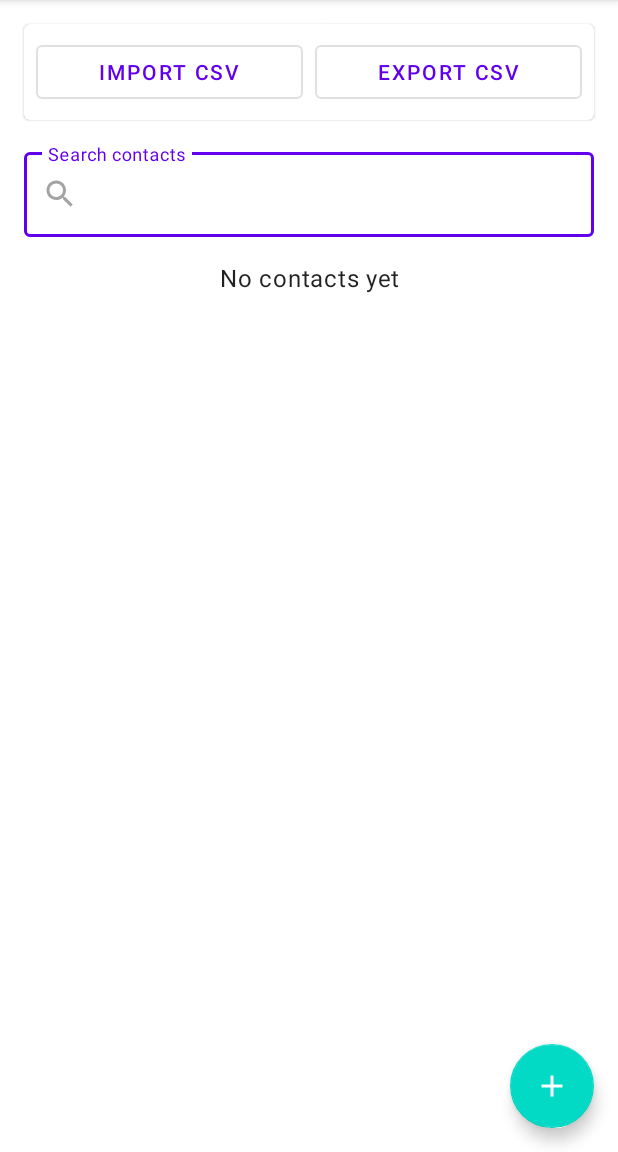
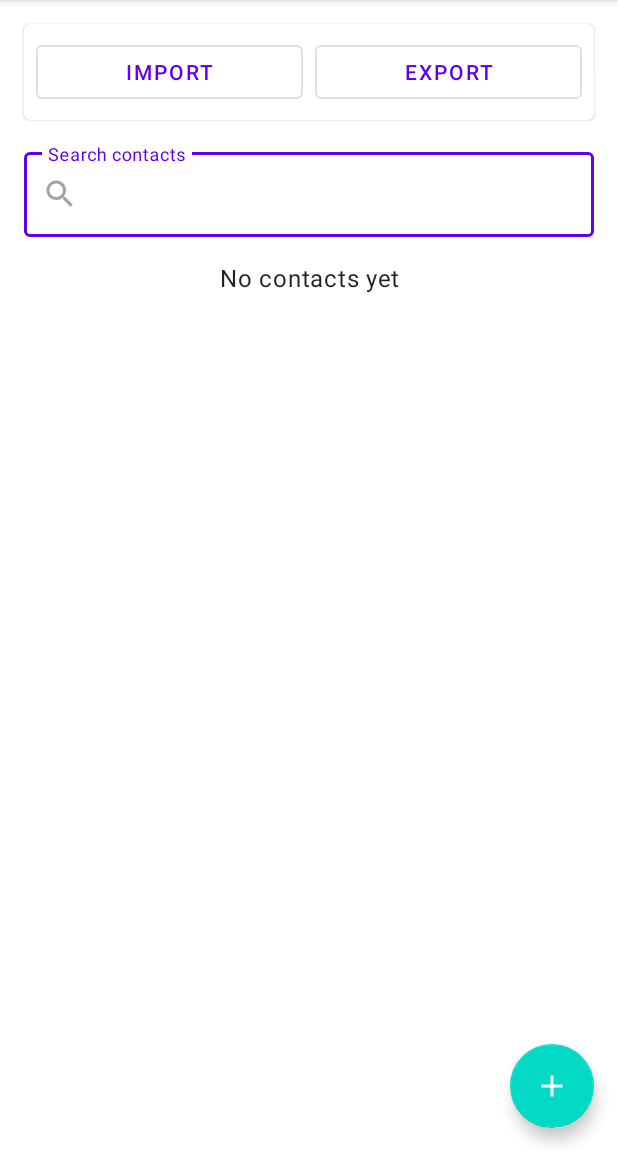
Before and after one commit to successgroup/SMSBULKER, an Android app: the fragment ContactsFragment shown on its own in the app's theme, on a phone screen of 412 x 824 dp, the part 84-1236 px from its top. Run offline under Robolectric (Android 15) with nearby library versions, the light colour scheme and no system bars; our stand-ins replace Dagger/Hilt's generated code; libraries missing offline, so code that uses them is left out: com.squareup.anvil; 2 statements that could not run were skipped.

Commit message:
Version 1 with csv and contact features fully functional

```diff
--- a/app/src/main/java/com/gscube/smsbulker/ui/contacts/ContactsFragment.kt
+++ b/app/src/main/java/com/gscube/smsbulker/ui/contacts/ContactsFragment.kt
@@ -161,7 +161,12 @@ class ContactsFragment : Fragment() {
 
     private fun setupSearch() {
         binding.searchInput.addTextChangedListener { text ->
-            viewModel.updateSearchQuery(text?.toString() ?: "")
+            val query = text?.toString() ?: ""
+            viewModel.updateSearchQuery(query)
+            // Don't clear selection when search is cleared
+            if (query.isNotEmpty()) {
+                viewModel.filterContacts(query)
+            }
         }
     }
 
--- a/app/src/main/res/layout/fragment_contacts.xml
+++ b/app/src/main/res/layout/fragment_contacts.xml
@@ -27,7 +27,7 @@
                     android:layout_width="0dp"
                     android:layout_height="wrap_content"
                     android:layout_weight="1"
-                    android:text="Import CSV" />
+                    android:text="Import" />
 
                 <com.google.android.material.button.MaterialButton
                     android:id="@+id/exportButton"
@@ -36,7 +36,7 @@
                     android:layout_height="wrap_content"
                     android:layout_marginStart="8dp"
                     android:layout_weight="1"
-                    android:text="Export CSV" />
+                    android:text="Export" />
 
             </LinearLayout>
         </com.google.android.material.card.MaterialCardView>
```
Also changed, not shown: app/src/main/java/com/gscube/smsbulker/ui/contacts/ContactsViewModel.kt (+34 -1 lines).
